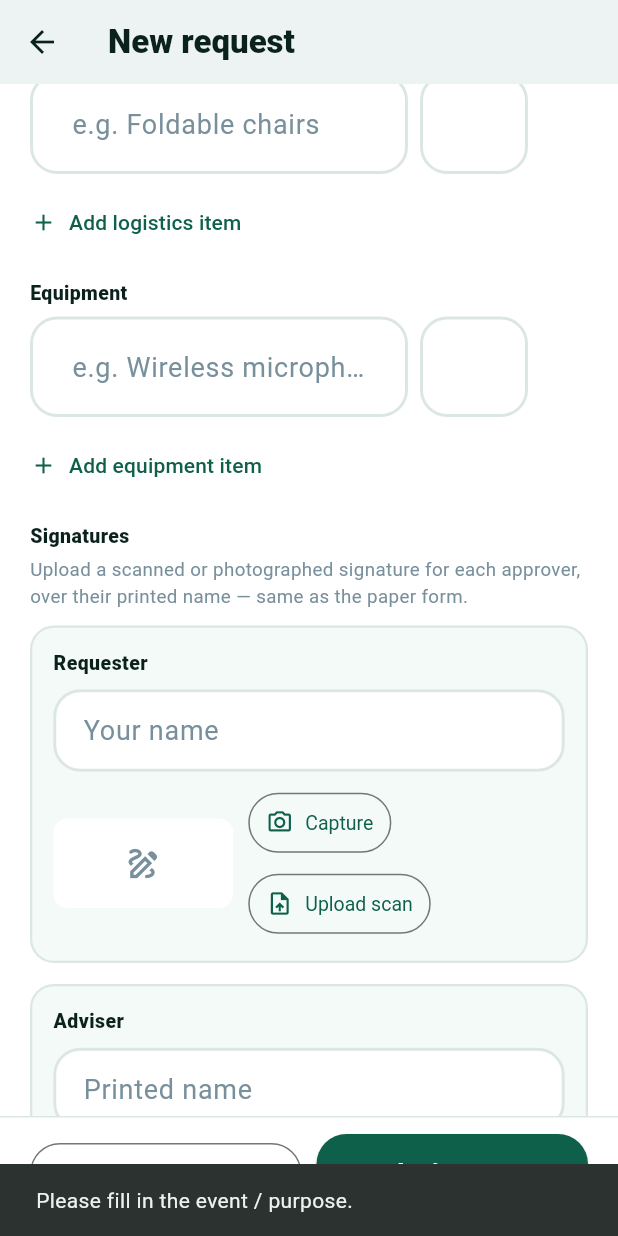
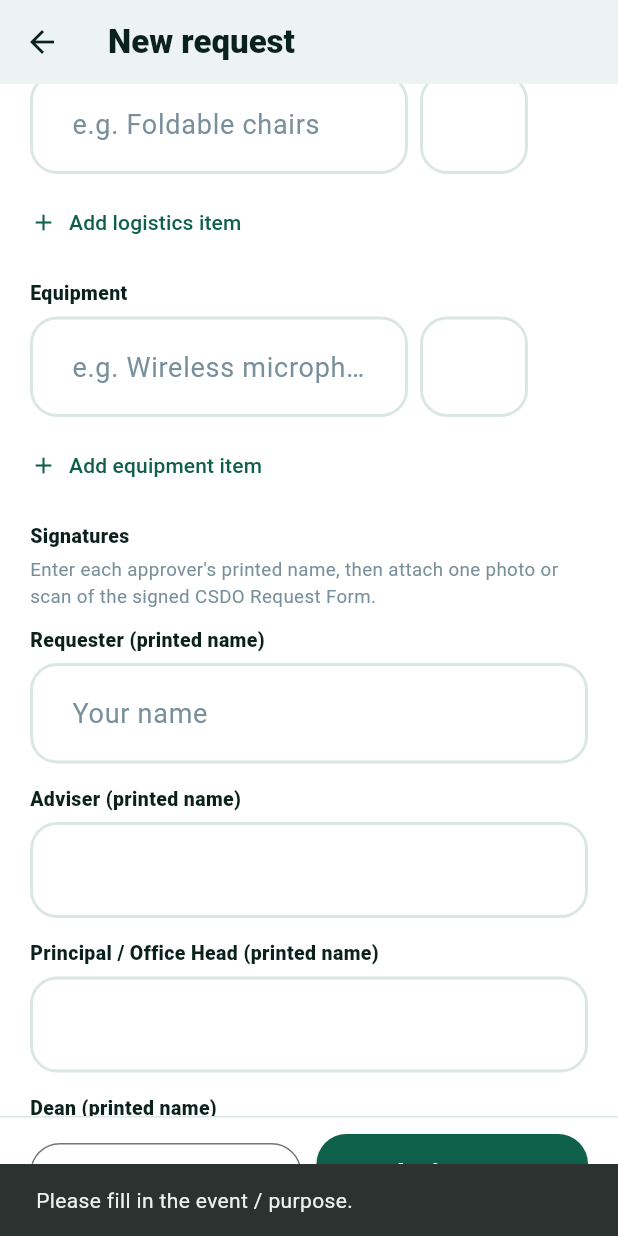
Before and after one commit to phrey26/qr_assisted_asset_manager, a Flutter app: the NewRequestForm screen opened directly, scrolled down 576 dp, after a tap on "Submit request", on a phone screen of 412 x 824 dp. Run offline on Flutter 3.47's test engine with Material 3 defaults, Android fonts, the phone set to English and light mode, and no system bars; our stand-ins replace image_picker, qr_flutter; missing offline and left inert: flutter_file_dialog, mobile_scanner; Roboto replaces fonts that are missing (Arial).

Commit message:
Request form updates

```diff
--- a/lib/models/asset_request.dart
+++ b/lib/models/asset_request.dart
@@ -21,24 +21,16 @@ extension SignatoryRoleX on SignatoryRole {
   }
 }
 
-/// One signature block on the borrow slip: the printed name plus the
-/// scanned image of that person's actual signature (uploaded from the
-/// device gallery or camera in lieu of a wet-ink signature on paper).
+/// One signature block on the borrow slip: just the printed name for that
+/// role. The actual signature is no longer captured per-person — it's
+/// covered by the single photo of the whole signed CSDO Request Form
+/// (see [AssetRequest.requestFormImageBytes]).
 class Signatory {
-  const Signatory({required this.name, this.imageBytes});
+  const Signatory({required this.name});
 
   final String name;
 
-  /// Bytes of the uploaded/scanned signature image, or null if this
-  /// person hasn't signed yet.
-  final Uint8List? imageBytes;
-
-  bool get hasSigned => imageBytes != null;
-
-  Signatory copyWith({String? name, Uint8List? imageBytes}) => Signatory(
-        name: name ?? this.name,
-        imageBytes: imageBytes ?? this.imageBytes,
-      );
+  Signatory copyWith({String? name}) => Signatory(name: name ?? this.name);
 }
 
 extension RequestStatusX on RequestStatus {
@@ -86,6 +78,7 @@ class AssetRequest {
     Signatory? adviserSignature,
     Signatory? principalSignature,
     Signatory? deanSignature,
+    this.requestFormImageBytes,
   })  : requesterSignature = requesterSignature ?? Signatory(name: requester),
         adviserSignature = adviserSignature ?? const Signatory(name: ''),
         principalSignature = principalSignature ?? const Signatory(name: ''),
@@ -131,6 +124,14 @@ class AssetRequest {
   /// The dean's signature — the final approval on the paper slip.
   Signatory deanSignature;
 
+  /// A single scanned/photographed image of the filled-out, physically
+  /// signed CSDO Request Form — the printed names above are typed in for
+  /// reference, but all four wet-ink signatures live on this one photo.
+  Uint8List? requestFormImageBytes;
+
+  /// Whether the CSDO Request Form photo has been attached.
+  bool get hasRequestForm => requestFormImageBytes != null;
+
   /// All four signature blocks, in the order they appear on the paper
   /// slip: requester, adviser, principal/office head, dean.
   List<MapEntry<SignatoryRole, Signatory>> get signatories => [
@@ -139,9 +140,6 @@ class AssetRequest {
         MapEntry(SignatoryRole.principal, principalSignature),
         MapEntry(SignatoryRole.dean, deanSignature),
       ];
-
-  /// How many of the four required signatures have actually been signed.
-  int get signedCount => signatories.where((e) => e.value.hasSigned).length;
 
   /// Every logistics + equipment line combined, in that order.
   List<RequestedItem> get allItems => [...logistics, ...equipment];
@@ -183,8 +181,8 @@ class AssetRequest {
       borrowDate: 'Sep 15, 2026',
       returnDate: 'Sep 16, 2026',
       status: RequestStatus.approved,
-      // Shows what a fully-signed slip looks like; the actual signature
-      // images are left blank since samples ship without real scans, but
+      // Shows what a filled-out slip looks like; the CSDO Request Form
+      // photo is left blank since samples ship without a real scan, but
       // the printed names alone still demonstrate the four-signatory flow.
       adviserSignature: const Signatory(name: 'Prof. Liza Ramos'),
       principalSignature: const Signatory(name: 'Engr. Noel Ibañez'),
--- a/lib/screens/requests_screen.dart
+++ b/lib/screens/requests_screen.dart
@@ -9,7 +9,7 @@ import '../utils/responsive.dart';
 import '../widgets/filter_chip_row.dart';
 import '../widgets/page_header.dart';
 import '../widgets/request_date_range_field.dart';
-import '../widgets/signature_field.dart';
+import '../widgets/request_form_field.dart';
 import 'request_detail_screen.dart';
 
 /// Pushes [RequestDetailScreen] for the given request. Mirrors
@@ -581,18 +581,19 @@ class _NewRequestFormState extends State<NewRequestForm> {
   final logisticsRows = [_ItemFormRow()];
   final equipmentRows = [_ItemFormRow()];
 
-  // The four signature-over-printed-name blocks the paper slip always
-  // asks for. The requester's printed name mirrors requesterController
-  // so it doesn't have to be typed twice, but is kept as its own
-  // controller so it can still be edited independently (e.g. someone
-  // else fills out the form on the requester's behalf).
+  // The four signatory printed-name fields the paper slip always asks
+  // for. The requester's printed name mirrors requesterController so it
+  // doesn't have to be typed twice, but is kept as its own controller so
+  // it can still be edited independently (e.g. someone else fills out
+  // the form on the requester's behalf).
   final adviserNameController = TextEditingController();
   final principalNameController = TextEditingController();
   final deanNameController = TextEditingController();
-  Uint8List? requesterSignatureBytes;
-  Uint8List? adviserSignatureBytes;
-  Uint8List? principalSignatureBytes;
-  Uint8List? deanSignatureBytes;
+
+  // A single photo/scan of the filled-out, signed CSDO Request Form —
+  // all four signatures are visible on it, so there's no need to collect
+  // a separate image per signatory.
+  Uint8List? requestFormImageBytes;
 
   @override
   void dispose() {
@@ -709,22 +710,11 @@ class _NewRequestFormState extends State<NewRequestForm> {
         equipment: equipment,
         borrowDate: AssetItem.formatDate(borrowDate!),
         returnDate: AssetItem.formatDate(returnDate!),
-        requesterSignature: Signatory(
-          name: requesterName,
-          imageBytes: requesterSignatureBytes,
-        ),
-        adviserSignature: Signatory(
-          name: adviserNameController.text.trim(),
-          imageBytes: adviserSignatureBytes,
-        ),
-        principalSignature: Signatory(
-          name: principalNameController.text.trim(),
-          imageBytes: principalSignatureBytes,
-        ),
-        deanSignature: Signatory(
-          name: deanNameController.text.trim(),
-          imageBytes: deanSignatureBytes,
-        ),
+        requesterSignature: Signatory(name: requesterName),
+        adviserSignature: Signatory(name: adviserNameController.text.trim()),
+        principalSignature: Signatory(name: principalNameController.text.trim()),
+        deanSignature: Signatory(name: deanNameController.text.trim()),
+        requestFormImageBytes: requestFormImageBytes,
       ),
     );
   }
@@ -952,10 +942,11 @@ class _NewRequestFormState extends State<NewRequestForm> {
     );
   }
 
-  /// The "Signatures" section: one upload block per role on the paper
-  /// slip — requester, adviser, principal/office head, and dean — each
-  /// with a printed-name field and a scanned/photographed signature
-  /// image in lieu of a wet-ink signature.
+  /// The "Signatures" section: the printed name for each role on the
+  /// paper slip — requester, adviser, principal/office head, and dean —
+  /// followed by a single photo/scan attachment of the filled-out,
+  /// signed CSDO Request Form itself (all four signatures are visible on
+  /// that one photo, so there's no need to upload one per person).
   Widget _signaturesSection() {
     return Column(
       crossAxisAlignment: CrossAxisAlignment.start,
@@ -966,34 +957,18 @@ class _NewRequestFormState extends State<NewRequestForm> {
         ),
         const SizedBox(height: 4),
         const Text(
-          'Upload a scanned or photographed signature for each approver, over their printed name — same as the paper form.',
+          'Enter each approver\'s printed name, then attach one photo or scan of the signed CSDO Request Form.',
           style: TextStyle(color: AppTheme.muted, fontSize: 12.5),
         ),
         const SizedBox(height: 10),
-        SignatureField(
-          role: SignatoryRole.requester,
-          nameController: requesterController,
-          nameHint: 'Your name',
-          imageBytes: requesterSignatureBytes,
-          onImageChanged: (bytes) => setState(() => requesterSignatureBytes = bytes),
-        ),
-        SignatureField(
-          role: SignatoryRole.adviser,
-          nameController: adviserNameController,
-          imageBytes: adviserSignatureBytes,
-          onImageChanged: (bytes) => setState(() => adviserSignatureBytes = bytes),
-        ),
-        SignatureField(
-          role: SignatoryRole.principal,
-          nameController: principalNameController,
-          imageBytes: principalSignatureBytes,
-          onImageChanged: (bytes) => setState(() => principalSignatureBytes = bytes),
-        ),
-        SignatureField(
-          role: SignatoryRole.dean,
-          nameController: deanNameController,
-          imageBytes: deanSignatureBytes,
-          onImageChanged: (bytes) => setState(() => deanSignatureBytes = bytes),
+        _field('Requester (printed name)', requesterController, hint: 'Your name'),
+        _field('Adviser (printed name)', adviserNameController),
+        _field('Principal / Office Head (printed name)', principalNameController),
+        _field('Dean (printed name)', deanNameController),
+        const SizedBox(height: 4),
+        RequestFormField(
+          imageBytes: requestFormImageBytes,
+          onImageChanged: (bytes) => setState(() => requestFormImageBytes = bytes),
         ),
       ],
     );
--- /dev/null
+++ b/lib/widgets/request_form_field.dart
@@ -0,0 +1,132 @@
+import 'dart:typed_data';
+
+import 'package:flutter/material.dart';
+import 'package:image_picker/image_picker.dart';
+
+import '../theme/app_theme.dart';
+
+/// Attachment block for a single photo or scan of the filled-out, signed
+/// CSDO Request Form. Replaces asking for four separate signature images —
+/// one clear photo of the form already shows every signature on it, same
+/// as the paper form works today.
+class RequestFormField extends StatefulWidget {
+  const RequestFormField({
+    super.key,
+    this.imageBytes,
+    required this.onImageChanged,
+  });
+
+  /// The currently-attached photo/scan of the request form, if any.
+  final Uint8List? imageBytes;
+
+  final ValueChanged<Uint8List?> onImageChanged;
+
+  @override
+  State<RequestFormField> createState() => _RequestFormFieldState();
+}
+
+class _RequestFormFieldState extends State<RequestFormField> {
+  Future<void> _pickImage(ImageSource source) async {
+    try {
+      final image = await ImagePicker().pickImage(
+        source: source,
+        maxWidth: 2000,
+        imageQuality: 90,
+      );
+      if (image == null) return;
+      final bytes = await image.readAsBytes();
+      widget.onImageChanged(bytes);
+    } catch (_) {
+      if (mounted) {
+        ScaffoldMessenger.of(context).showSnackBar(
+          const SnackBar(content: Text('Could not access the selected image.')),
+        );
+      }
+    }
+  }
+
+  @override
+  Widget build(BuildContext context) {
+    final imageBytes = widget.imageBytes;
+    return Container(
+      width: double.infinity,
+      padding: const EdgeInsets.all(14),
+      decoration: BoxDecoration(
+        color: const Color(0xFFF3FAF7),
+        borderRadius: BorderRadius.circular(16),
+        border: Border.all(color: AppTheme.border, width: 1.5),
+      ),
+      child: Column(
+        crossAxisAlignment: CrossAxisAlignment.start,
+        children: [
+          const Text(
+            'CSDO Request Form',
+            style: TextStyle(
+              color: AppTheme.darkGreen,
+              fontSize: 13,
+              fontWeight: FontWeight.w800,
+              letterSpacing: 0.3,
+            ),
+          ),
+          const SizedBox(height: 4),
+          const Text(
+            'Attach a scan or photo of the filled-out, signed form — all four signatures should be visible in it.',
+            style: TextStyle(color: AppTheme.muted, fontSize: 12.5),
+          ),
+          const SizedBox(height: 10),
+          ClipRRect(
+            borderRadius: BorderRadius.circular(10),
+            child: Container(
+              width: double.infinity,
+              height: 160,
+              color: Colors.white,
+              child: imageBytes == null
+                  ? const Center(
+                      child: Icon(Icons.description_outlined, color: AppTheme.muted, size: 32),
+                    )
+                  : Image.memory(imageBytes, fit: BoxFit.contain),
+            ),
+          ),
+          const SizedBox(height: 10),
+          Wrap(
+            spacing: 8,
+            runSpacing: 6,
+            children: [
+              OutlinedButton.icon(
+                onPressed: () => _pickImage(ImageSource.camera),
+                icon: const Icon(Icons.camera_alt_outlined, size: 18),
+                label: const Text('Capture'),
+                style: OutlinedButton.styleFrom(
+                  minimumSize: const Size(0, 40),
+                  padding: const EdgeInsets.symmetric(horizontal: 12),
+                  textStyle: const TextStyle(fontSize: 13),
+                ),
+              ),
+              OutlinedButton.icon(
+                onPressed: () => _pickImage(ImageSource.gallery),
+                icon: const Icon(Icons.upload_file_outlined, size: 18),
+                label: const Text('Upload scan'),
+                style: OutlinedButton.styleFrom(
+                  minimumSize: const Size(0, 40),
+                  padding: const EdgeInsets.symmetric(horizontal: 12),
+                  textStyle: const TextStyle(fontSize: 13),
+                ),
+              ),
+              if (imageBytes != null)
+                TextButton.icon(
+                  onPressed: () => widget.onImageChanged(null),
+                  icon: const Icon(Icons.close, size: 18),
+                  label: const Text('Remove'),
+                  style: TextButton.styleFrom(
+                    minimumSize: const Size(0, 40),
+                    padding: const EdgeInsets.symmetric(horizontal: 8),
+                    textStyle: const TextStyle(fontSize: 13),
+                  ),
+                ),
+            ],
+          ),
+        ],
+      ),
+    );
+  }
+}
```
Also changed, not shown: lib/screens/request_detail_screen.dart (+87 -5 lines), lib/widgets/image_viewer_screen.dart (added, +68 -0 lines), lib/widgets/signature_line.dart (+5 -28 lines).
